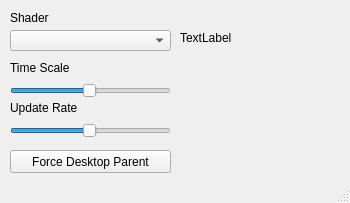
The window that main.ui (elizabwth/win-shader-wallpaper) describes before a commit, drawn with Qt 5.
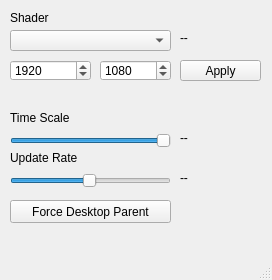
The same window after the commit.

Commit message: added resolution change support

```diff
--- a/main.ui
+++ b/main.ui
@@ -6,8 +6,8 @@
    <rect>
     <x>0</x>
     <y>0</y>
-    <width>350</width>
-    <height>203</height>
+    <width>272</width>
+    <height>280</height>
    </rect>
   </property>
   <property name="windowTitle">
@@ -18,13 +18,13 @@
     <property name="geometry">
      <rect>
       <x>10</x>
-      <y>80</y>
+      <y>130</y>
       <width>161</width>
       <height>22</height>
      </rect>
     </property>
     <property name="minimum">
-     <number>1</number>
+     <number>-100</number>
     </property>
     <property name="maximum">
      <number>100</number>
@@ -36,7 +36,7 @@
      <number>10</number>
     </property>
     <property name="value">
-     <number>50</number>
+     <number>100</number>
     </property>
     <property name="orientation">
      <enum>Qt::Horizontal</enum>
@@ -62,7 +62,7 @@
     <property name="geometry">
      <rect>
       <x>10</x>
-      <y>60</y>
+      <y>110</y>
       <width>91</width>
       <height>16</height>
      </rect>
@@ -88,13 +88,13 @@
     <property name="geometry">
      <rect>
       <x>180</x>
-      <y>80</y>
+      <y>130</y>
       <width>81</width>
       <height>16</height>
      </rect>
     </property>
     <property name="text">
-     <string/>
+     <string>--</string>
     </property>
    </widget>
    <widget class="QLabel" name="currentShaderLabel">
@@ -102,19 +102,19 @@
      <rect>
       <x>180</x>
       <y>30</y>
-      <width>91</width>
+      <width>81</width>
       <height>16</height>
      </rect>
     </property>
     <property name="text">
-     <string>TextLabel</string>
+     <string>--</string>
     </property>
    </widget>
    <widget class="QLabel" name="label_3">
     <property name="geometry">
      <rect>
       <x>10</x>
-      <y>100</y>
+      <y>150</y>
       <width>91</width>
       <height>16</height>
      </rect>
@@ -127,7 +127,7 @@
     <property name="geometry">
      <rect>
       <x>10</x>
-      <y>120</y>
+      <y>170</y>
       <width>161</width>
       <height>22</height>
      </rect>
@@ -161,20 +161,20 @@
     <property name="geometry">
      <rect>
       <x>180</x>
-      <y>120</y>
+      <y>170</y>
       <width>81</width>
       <height>16</height>
      </rect>
     </property>
     <property name="text">
-     <string/>
+     <string>--</string>
     </property>
    </widget>
    <widget class="QPushButton" name="forceButton">
     <property name="geometry">
      <rect>
       <x>10</x>
-      <y>150</y>
+      <y>200</y>
       <width>161</width>
       <height>23</height>
      </rect>
@@ -183,6 +183,54 @@
      <string>Force Desktop Parent</string>
     </property>
    </widget>
+   <widget class="QSpinBox" name="resWidth">
+    <property name="geometry">
+     <rect>
+      <x>10</x>
+      <y>60</y>
+      <width>81</width>
+      <height>21</height>
+     </rect>
+    </property>
+    <property name="minimum">
+     <number>1</number>
+    </property>
+    <property name="maximum">
+     <number>9999999</number>
+    </property>
+    <property name="value">
+     <number>1920</number>
+    </property>
+   </widget>
+   <widget class="QSpinBox" name="resHeight">
+    <property name="geometry">
+     <rect>
+      <x>100</x>
+      <y>60</y>
+      <width>71</width>
+      <height>21</height>
+     </rect>
+    </property>
+    <property name="maximum">
+     <number>9999999</number>
+    </property>
+    <property name="value">
+     <number>1080</number>
+    </property>
+   </widget>
+   <widget class="QPushButton" name="setResButton">
+    <property name="geometry">
+     <rect>
+      <x>180</x>
+      <y>60</y>
+      <width>81</width>
+      <height>21</height>
+     </rect>
+    </property>
+    <property name="text">
+     <string>Apply</string>
+    </property>
+   </widget>
   </widget>
   <widget class="QStatusBar" name="statusbar"/>
  </widget>
```
The commit also changes 1 other file.
